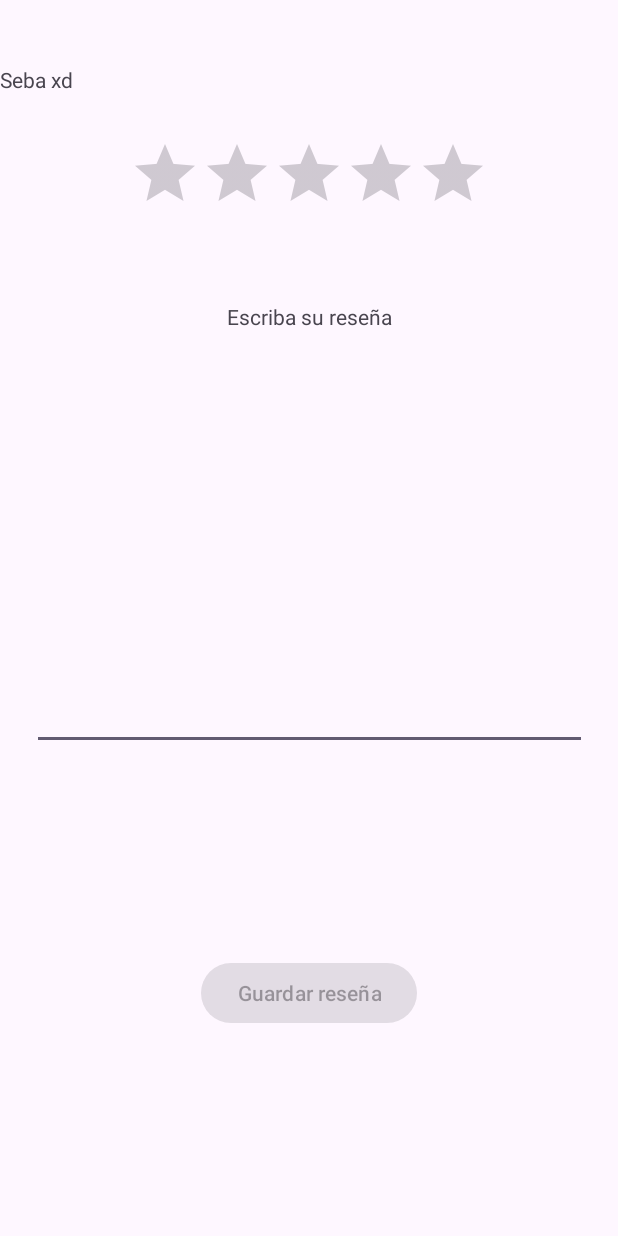
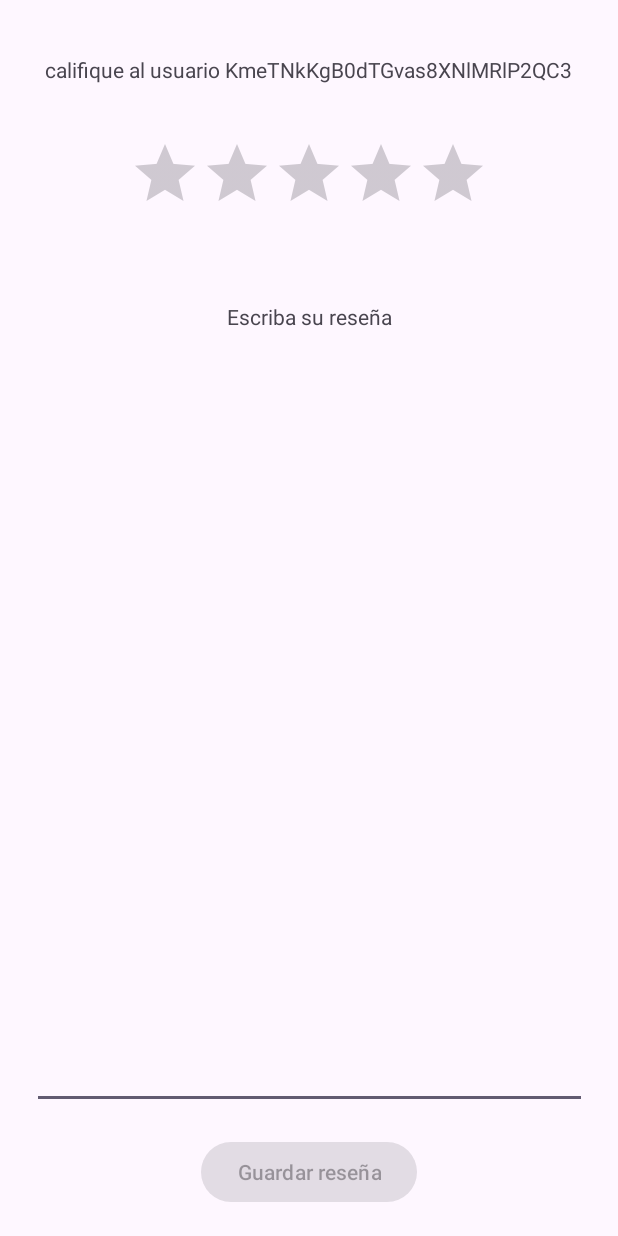
Before and after one commit to Th3GaM3RCaT/Game-Quest, an Android app: the EscribirResegna screen opened directly, with no data from a screen before it, on a phone screen of 412 x 824 dp. Run offline under Robolectric (Android 15) with nearby library versions, the phone set to English and light mode, and no system bars; our stand-ins replace Firebase (no records; nobody signed in at launch, a user with empty details on screens opened directly).

Commit message:
escribir reseña
ya se pueden escribir reseñas y se suben correctamente a la bd

```diff
--- a/app/src/main/java/com/thecurseds/gamequest/EscribirResegna.java
+++ b/app/src/main/java/com/thecurseds/gamequest/EscribirResegna.java
@@ -29,6 +29,7 @@ public class EscribirResegna extends AppCompatActivity {
     TextView txt_usuario_calificado;
 
     RatingBar rtb_hacer_resegna;
+    int star;
     EditText txt_escribir_resegna;
     Button guardar;
     private String userid;  //temporal
@@ -52,6 +53,13 @@ public class EscribirResegna extends AppCompatActivity {
         txt_escribir_resegna.setOnClickListener(view -> TerminarEscribir());
         guardar.setOnClickListener(view ->GuardarResegna());
 
+        txt_usuario_calificado.setText("califique al usuario "+userid);
+        rtb_hacer_resegna.setOnRatingBarChangeListener(new RatingBar.OnRatingBarChangeListener() {
+            @Override
+            public void onRatingChanged(RatingBar ratingBar, float v, boolean b) {
+                star = (int) v;
+            }
+        });
     }
 
     private void GuardarResegna() {
@@ -60,9 +68,9 @@ public class EscribirResegna extends AppCompatActivity {
         resegna.put("id de quien dejó la reseña", firebaseUser.getUid());
         resegna.put("reseña", String.valueOf(txt_escribir_resegna.getText()));
         resegna.put("id del reseñado", userid);
-        resegna.put("valoracion", String.valueOf(rtb_hacer_resegna.getNumStars()));
+        resegna.put("valoracion", String.valueOf(star));
 
-        collectionReference.document(firebaseUser.getUid()).set(resegna).addOnSuccessListener(unused -> {
+        collectionReference.document().set(resegna).addOnSuccessListener(unused -> {
             Toast.makeText(EscribirResegna.this, "Reseña subida con éxito", Toast.LENGTH_SHORT).show();
             finish();
         }).addOnFailureListener(e -> Toast.makeText(EscribirResegna.this, "Intente de nuevo", Toast.LENGTH_SHORT).show());
--- a/app/src/main/java/com/thecurseds/gamequest/MainLogin.java
+++ b/app/src/main/java/com/thecurseds/gamequest/MainLogin.java
@@ -46,7 +46,7 @@ public class MainLogin extends AppCompatActivity {
         });
 
         btn_otroPerfil.setOnClickListener(view -> {
-            Intent intent = new Intent(getApplicationContext(), PerfilPublico.class);
+            Intent intent = new Intent(getApplicationContext(), EscribirResegna.class);
             startActivity(intent);
         });
 
--- a/app/src/main/res/layout/activity_escribir_resegna.xml
+++ b/app/src/main/res/layout/activity_escribir_resegna.xml
@@ -10,6 +10,8 @@
         android:id="@+id/rtb_hacer_resegna"
         android:layout_width="wrap_content"
         android:layout_height="wrap_content"
+        android:isIndicator="false"
+        android:numStars="5"
         app:layout_constraintBottom_toBottomOf="parent"
         app:layout_constraintEnd_toEndOf="parent"
         app:layout_constraintHorizontal_bias="0.5"
@@ -18,24 +20,16 @@
         app:layout_constraintVertical_bias="0.120000005" />
 
     <TextView
-        android:id="@+id/textView2"
-        android:layout_width="wrap_content"
-        android:layout_height="wrap_content"
-        android:text="califique al usuario "
-        app:layout_constraintBottom_toBottomOf="parent"
-        app:layout_constraintEnd_toStartOf="@+id/txt_usuario_calificado"
-        app:layout_constraintTop_toTopOf="parent"
-        app:layout_constraintVertical_bias="0.054" />
-
-    <TextView
         android:id="@+id/txt_usuario_calificado"
         android:layout_width="wrap_content"
         android:layout_height="wrap_content"
-        android:text="Seba xd"
-        app:layout_constraintBottom_toBottomOf="parent"
+        android:text="califique al usuario &quot;usuario&quot;"
+        app:layout_constraintBottom_toTopOf="@+id/rtb_hacer_resegna"
+        app:layout_constraintEnd_toEndOf="parent"
+        app:layout_constraintHorizontal_bias="0.5"
+        app:layout_constraintStart_toStartOf="parent"
         app:layout_constraintTop_toTopOf="parent"
-        app:layout_constraintVertical_bias="0.054"
-        tools:layout_editor_absoluteX="226dp" />
+        app:layout_constraintVertical_bias="0.5" />
 
     <TextView
         android:id="@+id/textView4"
@@ -58,9 +52,12 @@
         android:ems="10"
         android:gravity="start|top"
         android:inputType="textMultiLine"
+        app:layout_constraintBottom_toTopOf="@+id/btn_guardar_resegna"
         app:layout_constraintEnd_toEndOf="parent"
+        app:layout_constraintHorizontal_bias="0.5"
         app:layout_constraintStart_toStartOf="parent"
-        tools:layout_editor_absoluteY="268dp" />
+        app:layout_constraintTop_toBottomOf="@+id/textView4"
+        app:layout_constraintVertical_bias="0.5" />
 
     <Button
         android:id="@+id/btn_guardar_resegna"
```
